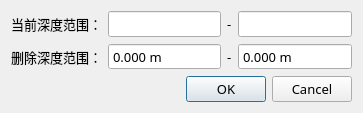
The window that src/DeleteDialog.ui (jerky168/BoreholeAnalyzer) describes before a commit, drawn with Qt 5.
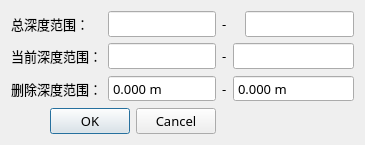
The same window after the commit.

Commit message: 1、解决描述列表和导出报告不一致的问题。 2、解决导出多张照片时需要点击两次确定的问题。 3、描述列表中以深度的升序排列。

```diff
--- a/src/DeleteDialog.ui
+++ b/src/DeleteDialog.ui
@@ -6,8 +6,8 @@
    <rect>
     <x>0</x>
     <y>0</y>
-    <width>363</width>
-    <height>107</height>
+    <width>365</width>
+    <height>138</height>
    </rect>
   </property>
   <property name="font">
@@ -20,61 +20,64 @@
    <string>删除</string>
   </property>
   <layout class="QGridLayout" name="gridLayout">
+   <item row="2" column="0">
+    <widget class="QLabel" name="label_3">
+     <property name="text">
+      <string>删除深度范围：</string>
+     </property>
+    </widget>
+   </item>
    <item row="0" column="0">
+    <widget class="QLabel" name="label">
+     <property name="text">
+      <string>总深度范围：</string>
+     </property>
+    </widget>
+   </item>
+   <item row="2" column="3" colspan="3">
+    <widget class="QDoubleSpinBox" name="deleteEndSBox">
+     <property name="buttonSymbols">
+      <enum>QAbstractSpinBox::NoButtons</enum>
+     </property>
+     <property name="suffix">
+      <string> m</string>
+     </property>
+     <property name="decimals">
+      <number>3</number>
+     </property>
+    </widget>
+   </item>
+   <item row="1" column="0">
     <widget class="QLabel" name="label_2">
      <property name="text">
       <string>当前深度范围：</string>
      </property>
     </widget>
    </item>
+   <item row="2" column="1">
+    <widget class="QDoubleSpinBox" name="deleteStartSBox">
+     <property name="buttonSymbols">
+      <enum>QAbstractSpinBox::NoButtons</enum>
+     </property>
+     <property name="suffix">
+      <string> m</string>
+     </property>
+     <property name="decimals">
+      <number>3</number>
+     </property>
+    </widget>
+   </item>
    <item row="0" column="1">
-    <widget class="QLineEdit" name="currentStartEdit">
-     <property name="readOnly">
-      <bool>true</bool>
-     </property>
-    </widget>
+    <widget class="QLineEdit" name="totalStartEdit"/>
    </item>
-   <item row="0" column="2">
-    <widget class="QLabel" name="label_5">
-     <property name="sizePolicy">
-      <sizepolicy hsizetype="Maximum" vsizetype="Preferred">
-       <horstretch>0</horstretch>
-       <verstretch>0</verstretch>
-      </sizepolicy>
-     </property>
-     <property name="text">
-      <string>-</string>
-     </property>
-    </widget>
-   </item>
-   <item row="0" column="3">
+   <item row="1" column="3" colspan="3">
     <widget class="QLineEdit" name="currentEndEdit">
      <property name="readOnly">
       <bool>true</bool>
      </property>
     </widget>
    </item>
-   <item row="1" column="0">
-    <widget class="QLabel" name="label_3">
-     <property name="text">
-      <string>删除深度范围：</string>
-     </property>
-    </widget>
-   </item>
-   <item row="1" column="1">
-    <widget class="QDoubleSpinBox" name="deleteStartSBox">
-     <property name="buttonSymbols">
-      <enum>QAbstractSpinBox::NoButtons</enum>
-     </property>
-     <property name="suffix">
-      <string> m</string>
-     </property>
-     <property name="decimals">
-      <number>3</number>
-     </property>
-    </widget>
-   </item>
-   <item row="1" column="2">
+   <item row="2" column="2">
     <widget class="QLabel" name="label_6">
      <property name="sizePolicy">
       <sizepolicy hsizetype="Maximum" vsizetype="Preferred">
@@ -87,20 +90,7 @@
      </property>
     </widget>
    </item>
-   <item row="1" column="3">
-    <widget class="QDoubleSpinBox" name="deleteEndSBox">
-     <property name="buttonSymbols">
-      <enum>QAbstractSpinBox::NoButtons</enum>
-     </property>
-     <property name="suffix">
-      <string> m</string>
-     </property>
-     <property name="decimals">
-      <number>3</number>
-     </property>
-    </widget>
-   </item>
-   <item row="2" column="0" colspan="4">
+   <item row="3" column="0" colspan="2">
     <widget class="QDialogButtonBox" name="buttonBox">
      <property name="orientation">
       <enum>Qt::Horizontal</enum>
@@ -110,6 +100,42 @@
      </property>
     </widget>
    </item>
+   <item row="1" column="2">
+    <widget class="QLabel" name="label_5">
+     <property name="sizePolicy">
+      <sizepolicy hsizetype="Maximum" vsizetype="Preferred">
+       <horstretch>0</horstretch>
+       <verstretch>0</verstretch>
+      </sizepolicy>
+     </property>
+     <property name="text">
+      <string>-</string>
+     </property>
+    </widget>
+   </item>
+   <item row="1" column="1">
+    <widget class="QLineEdit" name="currentStartEdit">
+     <property name="readOnly">
+      <bool>true</bool>
+     </property>
+    </widget>
+   </item>
+   <item row="0" column="5">
+    <widget class="QLineEdit" name="totalEndEdit"/>
+   </item>
+   <item row="0" column="2" colspan="3">
+    <widget class="QLabel" name="label_4">
+     <property name="sizePolicy">
+      <sizepolicy hsizetype="Maximum" vsizetype="Preferred">
+       <horstretch>0</horstretch>
+       <verstretch>0</verstretch>
+      </sizepolicy>
+     </property>
+     <property name="text">
+      <string>-</string>
+     </property>
+    </widget>
+   </item>
   </layout>
  </widget>
  <resources/>
```
The commit also changes 13 other files.
